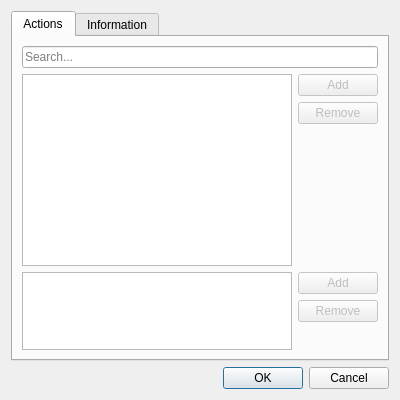
Above: src/ui/preferences/ShortcutsProfileDialog.ui from OtterBrowser/otter-browser before the change. Below: the same form after it.
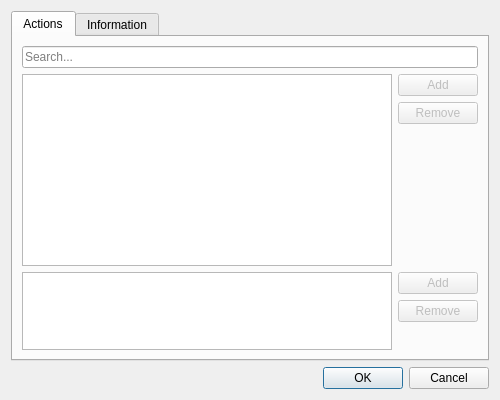
That is the form after the change. Custom widgets are drawn as their Qt base class.

Commit message: Enable filtering

The edit to the form file:
```diff
--- a/src/ui/preferences/ShortcutsProfileDialog.ui
+++ b/src/ui/preferences/ShortcutsProfileDialog.ui
@@ -6,7 +6,7 @@
    <rect>
     <x>0</x>
     <y>0</y>
-    <width>400</width>
+    <width>500</width>
     <height>400</height>
    </rect>
   </property>
@@ -44,6 +44,9 @@
            <property name="showGrid">
             <bool>false</bool>
            </property>
+           <attribute name="horizontalHeaderDefaultSectionSize">
+            <number>200</number>
+           </attribute>
            <attribute name="horizontalHeaderHighlightSections">
             <bool>false</bool>
            </attribute>
```
The commit also changes 1 other file.
